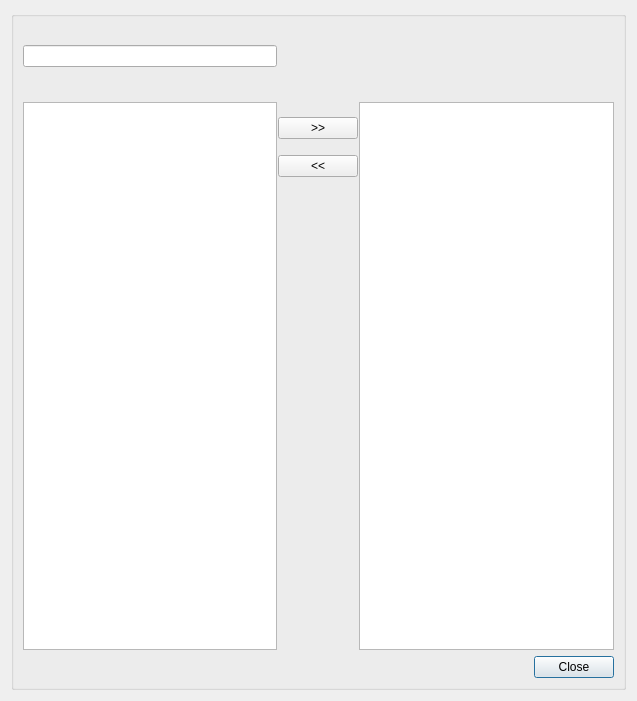
Above: ui/multirow_selector.ui from bgeo-gis/treemanage_qgis_pluggin before the change. Below: the same form after it.
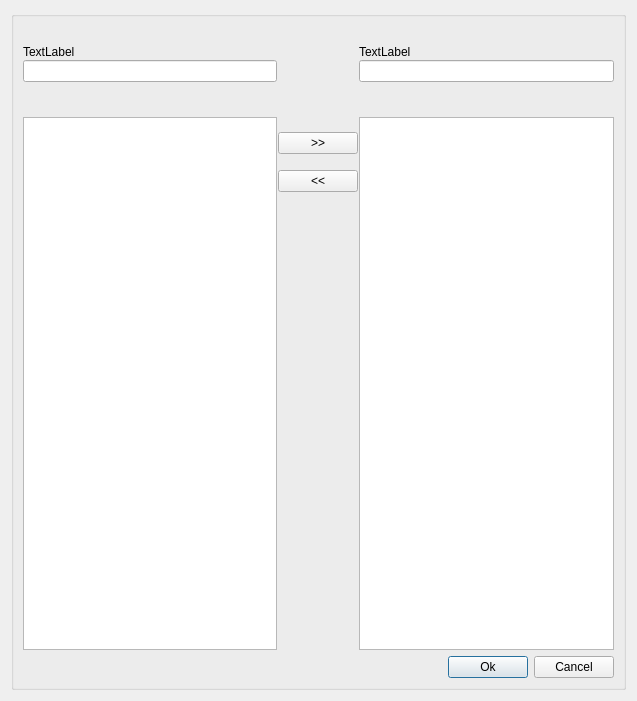
That is the form after the change.

Patch:
```diff
--- a/ui/multirow_selector.ui
+++ b/ui/multirow_selector.ui
@@ -44,7 +44,7 @@
           </property>
          </spacer>
         </item>
-        <item alignment="Qt::AlignRight">
+        <item>
          <widget class="QPushButton" name="btn_ok">
           <property name="sizePolicy">
            <sizepolicy hsizetype="Fixed" vsizetype="Fixed">
@@ -53,7 +53,14 @@
            </sizepolicy>
           </property>
           <property name="text">
-           <string>Close</string>
+           <string>Ok</string>
+          </property>
+         </widget>
+        </item>
+        <item>
+         <widget class="QPushButton" name="btn_cancel">
+          <property name="text">
+           <string>Cancel</string>
           </property>
          </widget>
         </item>
@@ -74,7 +81,7 @@
           </property>
          </widget>
         </item>
-        <item row="3" column="4">
+        <item row="4" column="4">
          <widget class="QLabel" name="lbl_selected">
           <property name="font">
            <font>
@@ -89,45 +96,25 @@
          </widget>
         </item>
         <item row="3" column="1">
-         <widget class="QLabel" name="lbl_unselected">
-          <property name="font">
-           <font>
-            <pointsize>8</pointsize>
-            <weight>75</weight>
-            <bold>true</bold>
-           </font>
-          </property>
-          <property name="text">
-           <string/>
-          </property>
-         </widget>
-        </item>
-        <item row="2" column="1">
          <widget class="QLabel" name="no_label">
           <property name="text">
            <string/>
           </property>
          </widget>
         </item>
-        <item row="4" column="4">
-         <widget class="QTableView" name="selected_rows"/>
-        </item>
-        <item row="3" column="3">
-         <widget class="QLabel" name="no_label_3">
-          <property name="font">
-           <font>
-            <pointsize>12</pointsize>
-           </font>
-          </property>
-          <property name="text">
-           <string/>
-          </property>
-         </widget>
-        </item>
-        <item row="4" column="1">
-         <widget class="QTableView" name="all_rows"/>
-        </item>
         <item row="4" column="3">
+         <widget class="QLabel" name="no_label_3">
+          <property name="font">
+           <font>
+            <pointsize>12</pointsize>
+           </font>
+          </property>
+          <property name="text">
+           <string/>
+          </property>
+         </widget>
+        </item>
+        <item row="5" column="3">
          <layout class="QGridLayout" name="gridLayout">
           <item row="5" column="1">
            <widget class="QPushButton" name="btn_unselect">
@@ -178,7 +165,7 @@
           </item>
          </layout>
         </item>
-        <item row="1" column="1">
+        <item row="2" column="1">
          <widget class="QLineEdit" name="txt_search">
           <property name="maximumSize">
            <size>
@@ -188,6 +175,26 @@
           </property>
          </widget>
         </item>
+        <item row="4" column="1">
+         <widget class="QLabel" name="lbl_unselected">
+          <property name="font">
+           <font>
+            <pointsize>8</pointsize>
+            <weight>75</weight>
+            <bold>true</bold>
+           </font>
+          </property>
+          <property name="text">
+           <string/>
+          </property>
+         </widget>
+        </item>
+        <item row="5" column="1">
+         <widget class="QTableView" name="all_rows"/>
+        </item>
+        <item row="5" column="4">
+         <widget class="QTableView" name="selected_rows"/>
+        </item>
         <item row="0" column="3">
          <widget class="QLabel" name="no_label_2">
           <property name="font">
@@ -200,6 +207,23 @@
           </property>
          </widget>
         </item>
+        <item row="1" column="1">
+         <widget class="QLabel" name="label_3">
+          <property name="text">
+           <string>TextLabel</string>
+          </property>
+         </widget>
+        </item>
+        <item row="1" column="4">
+         <widget class="QLabel" name="label_4">
+          <property name="text">
+           <string>TextLabel</string>
+          </property>
+         </widget>
+        </item>
+        <item row="2" column="4">
+         <widget class="QLineEdit" name="txt_selected_filter"/>
+        </item>
        </layout>
       </item>
      </layout>
```
